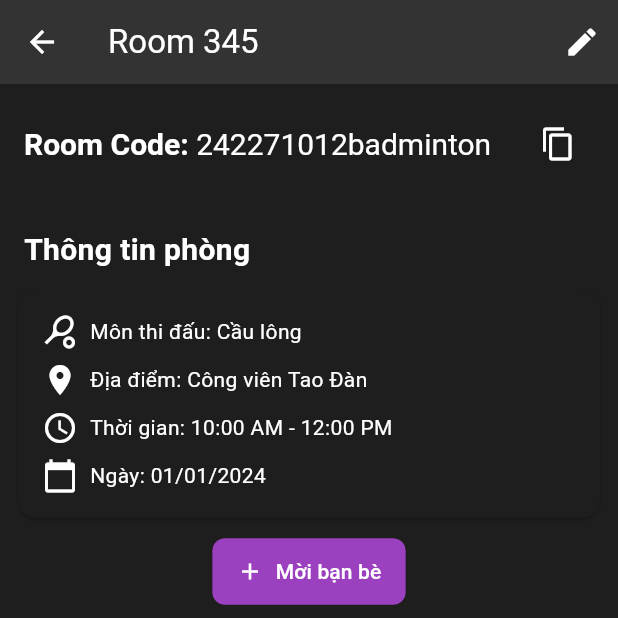
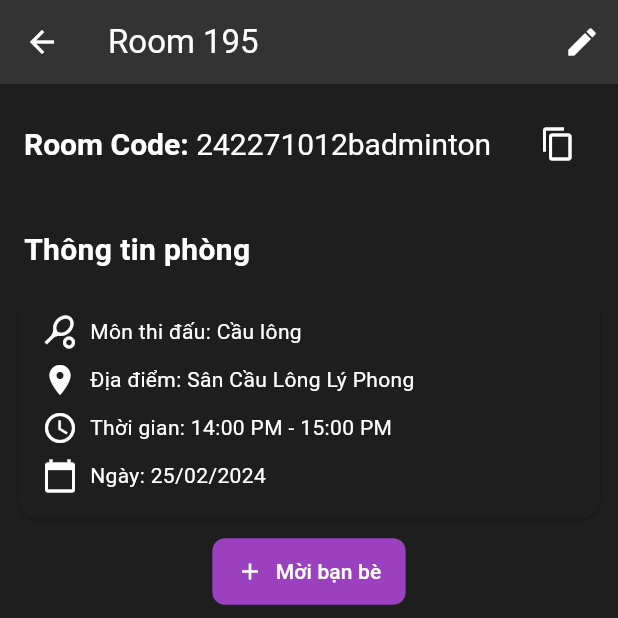
Before and after one commit to k0n-k40-k40/l0bby-frontend, a Flutter app: the LobbyPage screen opened by its route, on a phone screen of 412 x 824 dp, the top half of it. Run offline on Flutter 3.47's test engine with Material 3 defaults, Android fonts, the light colour scheme and no system bars; our stand-ins replace fluttertoast, google_fonts, image_picker.

Commit message:
Update lobby details

```diff
--- a/lib/src/screens/lobby.dart
+++ b/lib/src/screens/lobby.dart
@@ -32,9 +32,9 @@ class _LobbyPageState extends State<LobbyPage> {
     Colors.teal,
   ];
   String sportName = "Cầu lông";
-  String locationName = "Công viên Tao Đàn";
-  String time = "10:00 AM - 12:00 PM";
-  String date = "01/01/2024";
+  String locationName = "Sân Cầu Lông Lý Phong";
+  String time = "14:00 PM - 15:00 PM";
+  String date = "25/02/2024";
 
   String roomCode = "242271012badminton";
   @override
@@ -51,7 +51,7 @@ class _LobbyPageState extends State<LobbyPage> {
       backgroundColor: const Color(0xFF1E1E1E),
       appBar: AppBar(
         backgroundColor: const Color(0xFF333333),
-        title: const Text("Room 345", style: TextStyle(color: Colors.white)),
+        title: const Text("Room 195", style: TextStyle(color: Colors.white)),
         iconTheme: const IconThemeData(
             color: Colors.white), // Ensure back arrow is white
         actions: [
@@ -403,7 +403,7 @@ class _LobbyPageState extends State<LobbyPage> {
 
   Widget _buildMembersSection() {
     // Calculate the number of empty slots needed.
-    int emptySlots = 10 - members.length;
+    int emptySlots = 5 - members.length;
 
     return Column(
       crossAxisAlignment: CrossAxisAlignment.start,
```
